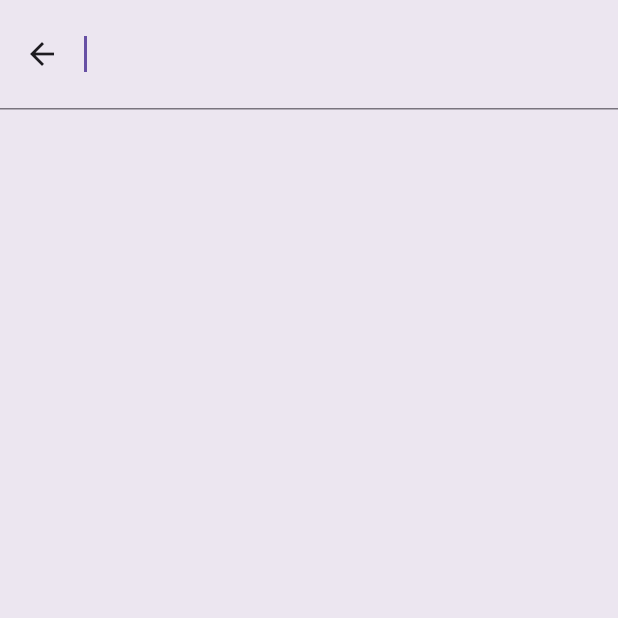
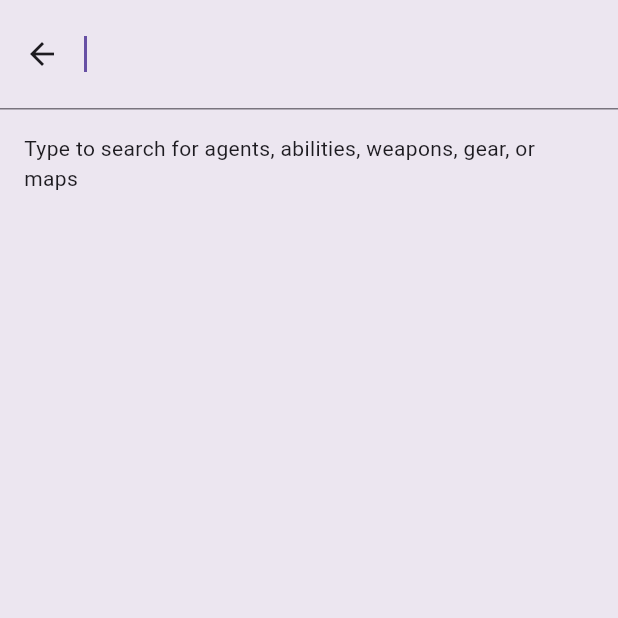
Before and after one commit to lueezzzz/spike-hub, a Flutter app: the screen it shows after launch, after a tap on "SEARCH", on a phone screen of 412 x 824 dp, the top half of it. Run offline on Flutter 3.47's test engine with Material 3 defaults, Android fonts, the light colour scheme and no system bars; our stand-ins replace cached_network_image, dio; missing offline and left inert: flutter_tab_indicator_styler; network calls fail.

Commit message:
[Rian] Added Search Functionality

```diff
--- a/lib/pages/home.dart
+++ b/lib/pages/home.dart
@@ -1,5 +1,5 @@
 import 'package:flutter/material.dart';
-import 'package:spike_hub/widgets/custom_search_bar.dart';
+import 'package:spike_hub/widgets/search/search_item.dart';
 import 'package:spike_hub/widgets/tabs.dart';
 
 class Home extends StatefulWidget {
@@ -19,7 +19,7 @@ class _HomeState extends State<Home> {
       body: SafeArea(
         child: Column(
           children: [
-            CustomSearchBar(),
+            SearchItem(),
             if (!showAll) const SizedBox(height: 275),
             Expanded(
               child: Tabs(
--- a/lib/widgets/custom_search_bar.dart
+++ /dev/null
@@ -1,47 +0,0 @@
-import 'package:flutter/material.dart';
-
-class CustomSearchBar extends StatefulWidget {
-  CustomSearchBar({super.key});
-
-  @override
-  State<CustomSearchBar> createState() => _CustomSearchBar();
-}
-
-class _CustomSearchBar extends State<CustomSearchBar> {
-  @override
-  Widget build(BuildContext context) {
-    return Padding(
-        padding: const EdgeInsets.symmetric(vertical: 10.0, horizontal: 25.0),
-        child: SearchAnchor(
-          builder: (BuildContext context, SearchController controller) {
-            return SearchBar(
-              controller: controller,
-              backgroundColor: const WidgetStatePropertyAll<Color>(
-                Color.fromRGBO(248, 248, 248, 1),
-              ),
-              keyboardType: TextInputType.text,
-              padding: const WidgetStatePropertyAll<EdgeInsets>(
-                EdgeInsets.symmetric(horizontal: 20.0),
-              ),
-              leading: const Icon(Icons.search),
-              hintText: "SEARCH",
-              hintStyle: WidgetStatePropertyAll<TextStyle>(TextStyle(
-                fontWeight: FontWeight.bold,
-                fontSize: 14.0,
-                color: Color.fromRGBO(31, 35, 38, 1),
-              )),
-              onTap: () => controller.openView(),
-              onChanged: (_) => controller.openView(),
-              shape: WidgetStatePropertyAll(BeveledRectangleBorder(
-                  borderRadius: BorderRadius.only(
-                      topLeft: Radius.circular(12.0),
-                      bottomRight: Radius.circular(12.0)))),
-            );
-          },
-          suggestionsBuilder:
-              (BuildContext context, SearchController controller) {
-            return <Widget>[];
-          },
-        ));
-  }
-}
--- /dev/null
+++ b/lib/widgets/search/search_item.dart
@@ -0,0 +1,353 @@
+import 'package:cached_network_image/cached_network_image.dart';
+import 'package:flutter/material.dart';
+import 'package:spike_hub/widgets/agent-widgets/agent_details.dart';
+import '../../services/agents_api.dart';
+import '../../services/map_api.dart';
+import '../../services/gears_api.dart';
+import '../../services/weapons_api.dart';
+import '../../models/agents.dart';
+import '../../models/gears.dart';
+import '../../models/weapons.dart';
+import '../../models/maps.dart';
+import 'searchable_item.dart';
+
+class SearchItem extends StatefulWidget {
+  const SearchItem({super.key});
+
+  @override
+  State<SearchItem> createState() => _SearchItem();
+}
+
+class _SearchItem extends State<SearchItem> {
+  late Future<List<Agent>> agents;
+  late Future<List<Weapon>> weapons;
+  late Future<List<Gear>> gears;
+  late Future<List<Maps>> maps;
+
+  List<SearchableItem> searchableItems = [];
+  bool isDataLoaded = false;
+
+  @override
+  void initState() {
+    super.initState();
+    loadData();
+  }
+
+  Future<void> loadData() async {
+    try {
+      final agentsList =
+          await AgentsApi().getAgents().then((agents) => agents.toList());
+      final weaponsList =
+          await WeaponsApi().getWeapons().then((weapons) => weapons.toList());
+      final gearsList =
+          await GearsApi().getGears().then((gears) => gears.toList());
+      final mapsList = await MapApi().getMaps().then((maps) => maps.toList());
+
+      List<SearchableItem> items = [];
+
+      for (var agent in agentsList) {
+        items.add(SearchableItem(
+          id: agent.uuid ?? '',
+          name: agent.displayName ?? '',
+          type: 'Agent',
+          iconUrl: agent.displayIconSmall ?? agent.displayIcon ?? '',
+          data: agent,
+          description: agent.description ?? '',
+        ));
+
+        if (agent.abilities != null) {
+          for (var ability in agent.abilities!) {
+            if (ability.displayName != null &&
+                ability.displayName!.isNotEmpty) {
+              items.add(SearchableItem(
+                id: '${agent.uuid}-${ability.slot}',
+                name: ability.displayName!,
+                type: 'Ability',
+                iconUrl: ability.displayIcon ?? '',
+                data: agent,
+                description: ability.description ?? '',
+                parentName: agent.displayName,
+                subtype: ability.slot ?? '',
+              ));
+            }
+          }
+        }
+      }
+
+      for (var weapon in weaponsList) {
+        items.add(SearchableItem(
+          id: weapon.uuid ?? '',
+          name: weapon.displayName ?? '',
+          type: 'Weapon',
+          iconUrl: weapon.displayIcon ?? '',
+          data: weapon,
+          description: weapon.category ?? '',
+        ));
+      }
+
+      for (var gear in gearsList) {
+        items.add(SearchableItem(
+          id: gear.uuid ?? '',
+          name: gear.displayName ?? '',
+          type: 'Gear',
+          iconUrl: gear.displayIcon ?? '',
+          data: gear,
+          description: gear.description ?? '',
+        ));
+      }
+
+      for (var map in mapsList) {
+        items.add(SearchableItem(
+          id: map.uuid ?? '',
+          name: map.displayName ?? '',
+          type: 'Map',
+          iconUrl: map.displayIcon ?? map.listViewIcon ?? '',
+          data: map,
+        ));
+      }
+
+      setState(() {
+        searchableItems = items;
+        isDataLoaded = true;
+      });
+    } catch (e) {
+      print('Error loading data: $e');
+    }
+  }
+
+  void navigateToDetailPage(BuildContext context, SearchableItem item) {
+    switch (item.type) {
+      case 'Agent':
+        Navigator.push(
+            context,
+            MaterialPageRoute(
+                builder: (context) => AgentDetails(agent: item.data)));
+        break;
+      case 'Ability':
+        Navigator.push(
+            context,
+            MaterialPageRoute(
+                builder: (context) => AgentDetails(agent: item.data)));
+        break;
+      case 'Weapon':
+        Navigator.pushNamed(context, '/weapon_detail', arguments: item.data);
+        break;
+      case 'Gear':
+        Navigator.pushNamed(context, '/gear_detail', arguments: item.data);
+        break;
+      case 'Map':
+        Navigator.pushNamed(context, '/map_detail', arguments: item.data);
+        break;
+    }
+  }
+
+  @override
+  Widget build(BuildContext context) {
+    return Padding(
+        padding: const EdgeInsets.symmetric(vertical: 10.0, horizontal: 25.0),
+        child: SearchAnchor(
+          builder: (BuildContext context, SearchController controller) {
+            return SearchBar(
+              controller: controller,
+              backgroundColor: const WidgetStatePropertyAll<Color>(
+                Color.fromRGBO(248, 248, 248, 1),
+              ),
+              keyboardType: TextInputType.text,
+              padding: const WidgetStatePropertyAll<EdgeInsets>(
+                EdgeInsets.symmetric(horizontal: 20.0),
+              ),
+              leading: const Icon(Icons.search),
+              hintText: "SEARCH",
+              hintStyle: const WidgetStatePropertyAll<TextStyle>(TextStyle(
+                fontWeight: FontWeight.bold,
+                fontSize: 14.0,
+                color: Color.fromRGBO(31, 35, 38, 1),
+              )),
+              onTap: () => controller.openView(),
+              onChanged: (_) => controller.openView(),
+              shape: const WidgetStatePropertyAll(BeveledRectangleBorder(
+                  borderRadius: BorderRadius.only(
+                      topLeft: Radius.circular(12.0),
+                      bottomRight: Radius.circular(12.0)))),
+            );
+          },
+          suggestionsBuilder:
+              (BuildContext context, SearchController controller) {
+            final query = controller.text.toLowerCase();
+
+            if (!isDataLoaded) {
+              return [
+                const Center(
+                  child: Padding(
+                    padding: EdgeInsets.all(16.0),
+                    child: CircularProgressIndicator(),
+                  ),
+                ),
+              ];
+            }
+
+            if (query.isEmpty) {
+              return [
+                const Center(
+                  child: Padding(
+                    padding: EdgeInsets.all(16.0),
+                    child: Text(
+                        'Type to search for agents, abilities, weapons, gear, or maps'),
+                  ),
+                ),
+              ];
+            }
+
+            final filteredItems = searchableItems.where((item) {
+              return item.name.toLowerCase().contains(query);
+            }).toList();
+
+            if (filteredItems.isEmpty) {
+              return [
+                const Center(
+                  child: Padding(
+                    padding: EdgeInsets.all(16.0),
+                    child: Text('No results found'),
+                  ),
+                ),
+              ];
+            }
+
+            final groupedResults = <String, List<SearchableItem>>{};
+            for (var item in filteredItems) {
+              if (!groupedResults.containsKey(item.type)) {
+                groupedResults[item.type] = [];
+              }
+              groupedResults[item.type]!.add(item);
+            }
+
+            final resultWidgets = <Widget>[];
+
+            groupedResults.forEach((type, items) {
+              resultWidgets.add(
+                Padding(
+                  padding: const EdgeInsets.symmetric(
+                      horizontal: 16.0, vertical: 8.0),
+                  child: Text(
+                    type,
+                    style: const TextStyle(
+                      fontWeight: FontWeight.bold,
+                      fontSize: 16.0,
+                      color: Colors.redAccent,
+                    ),
+                  ),
+                ),
+              );
+
+              for (var item in items) {
+                resultWidgets.add(
+                  ListTile(
+                    leading: item.iconUrl.isNotEmpty && item.type == 'Ability'
+                        ? ColorFiltered(
+                            colorFilter: ColorFilter.mode(
+                              Colors.black,
+                              BlendMode.srcIn,
+                            ),
+                            child: CachedNetworkImage(
+                              imageUrl: item.iconUrl,
+                              width: 32,
+                              height: 32,
+                            ),
+                          )
+                        : item.iconUrl.isNotEmpty
+                            ? CachedNetworkImage(
+                                imageUrl: item.iconUrl,
+                                width: 32,
+                                height: 32,
+                              )
+                            : Icon(
+                                getIconForUnfetched(item.type),
+                                color: Colors.redAccent,
+                              ),
+                    title: Text(item.name),
+                    subtitle: item.type == 'Ability' && item.parentName != null
+                        ? Text(
+                            '${item.parentName} - ${getAbilityTypeText(item.subtype!)}')
+                        : Text(item.type),
+                    trailing:
+                        item.description != null && item.description!.isNotEmpty
+                            ? const Icon(Icons.info_outline)
+                            : null,
+                    onTap: () {
+                      controller.closeView(item.name);
+                      navigateToDetailPage(context, item);
+                    },
+                    onLongPress:
+                        item.description != null && item.description!.isNotEmpty
+                            ? () {
+                                showDialog(
+                                  context: context,
+                                  builder: (BuildContext context) {
+                                    return AlertDialog(
+                                      title: Text(item.name),
+                                      content: Text(item.description!),
+                                      actions: [
+                                        TextButton(
+                                          onPressed: () {
+                                            Navigator.of(context).pop();
+                                          },
+                                          child: const Text('Close'),
+                                        ),
+                                        TextButton(
+                                          onPressed: () {
+                                            Navigator.of(context).pop();
+                                            controller.closeView(item.name);
+                                            navigateToDetailPage(context, item);
+                                          },
+                                          child: const Text('View Details'),
+                                        ),
+                                      ],
+                                    );
+                                  },
+                                );
+                              }
+                            : null,
+                  ),
+                );
+              }
+            });
+
+            return resultWidgets;
+          },
+        ));
+  }
+
+  IconData getIconForUnfetched(String type) {
+    switch (type) {
+      case 'Agent':
+        return Icons.person;
+      case 'Ability':
+        return Icons.auto_fix_high;
+      case 'Weapon':
+        return Icons.gps_fixed;
+      case 'Gear':
+        return Icons.shield;
+      case 'Map':
+        return Icons.map;
+      default:
+        return Icons.search;
+    }
+  }
+
+  String getAbilityTypeText(String slot) {
+    switch (slot.toUpperCase()) {
+      case 'ABILITY1':
+        return 'Basic Ability 1';
+      case 'ABILITY2':
+        return 'Basic Ability 2';
+      case 'GRENADE':
+        return 'Signature Ability';
+      case 'ULTIMATE':
+        return 'Ultimate';
+      case 'PASSIVE':
+        return 'Passive';
+      default:
+        return slot;
+    }
+  }
+}
--- /dev/null
+++ b/lib/widgets/search/searchable_item.dart
@@ -0,0 +1,21 @@
+class SearchableItem {
+  final String id;
+  final String name;
+  final String type;
+  final String iconUrl;
+  final dynamic data;
+  final String? description;
+  final String? parentName;
+  final String? subtype;
+
+  SearchableItem({
+    required this.id,
+    required this.name,
+    required this.type,
+    required this.iconUrl,
+    required this.data,
+    this.description,
+    this.parentName,
+    this.subtype,
+  });
+}
```
Also changed, not shown: 4 other files.
